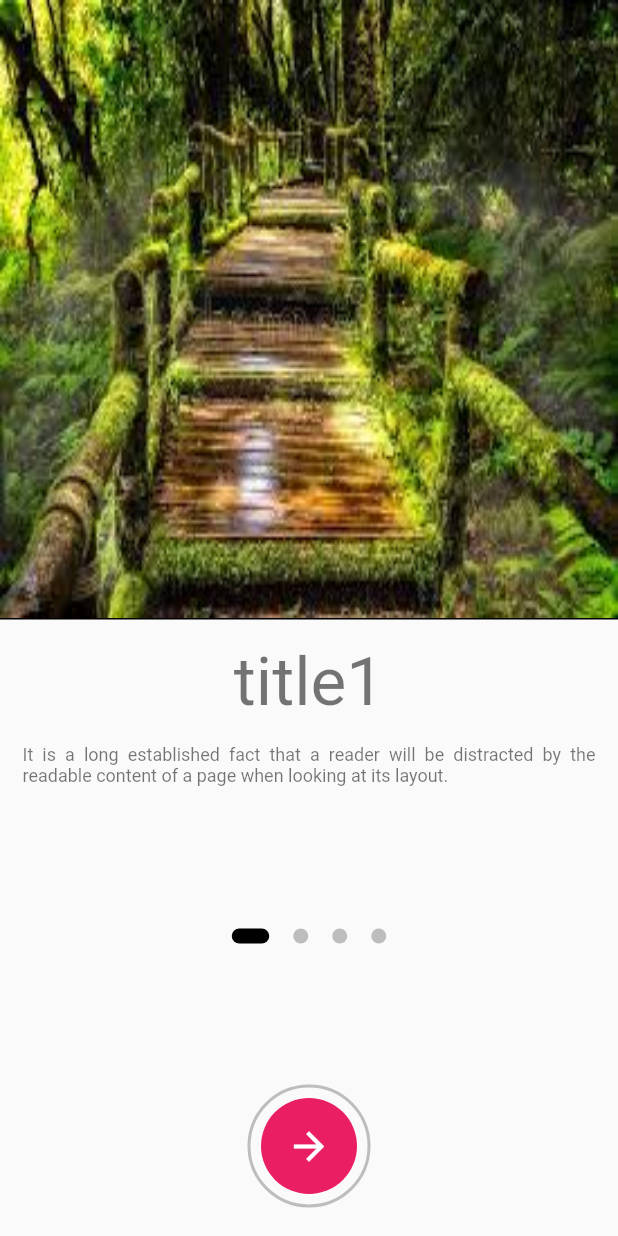
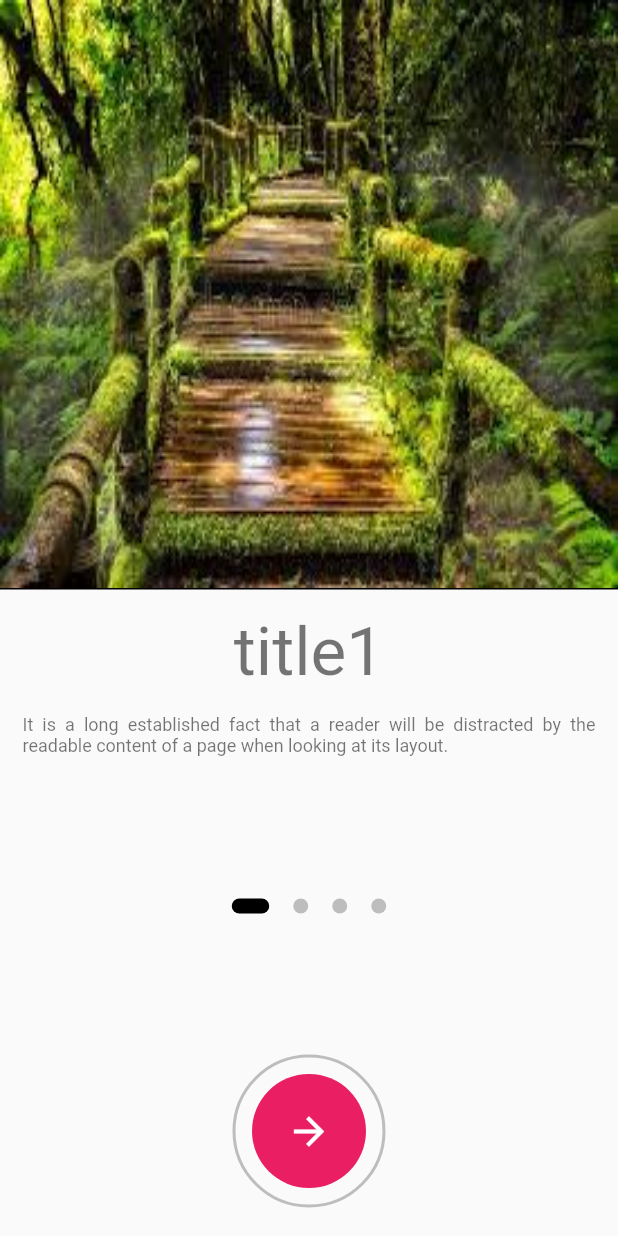
Before and after one commit to MahikaJainDev/onboarding-demo, a Flutter app: the Style2 screen opened directly, on a phone screen of 412 x 824 dp. Run offline on Flutter 3.47's test engine with Material 2 defaults, Android fonts, the light colour scheme and no system bars; drawn by our look-alikes of carousel_slider.

Commit message:
starting with onboarding screens

```diff
--- a/lib/style2.dart
+++ b/lib/style2.dart
@@ -97,8 +97,8 @@ class _Style2State extends State<Style2> {
           padding: const EdgeInsets.only(bottom: 20.0),
           child: Center(
             child: SizedBox(
-              width: 80.0,
-              height: 80.0,
+              width: 100.0,
+              height: 100.0,
               child: Stack(
                fit: StackFit.expand,
                 children: [
@@ -109,7 +109,7 @@ class _Style2State extends State<Style2> {
                     color: Colors.pink,
                   ),
                   Padding(
-                    padding: const EdgeInsets.all(8.0),
+                    padding: const EdgeInsets.all(12.0),
                     child: FloatingActionButton(
                       elevation: 0.0,
                       backgroundColor: Colors.pink,
```
